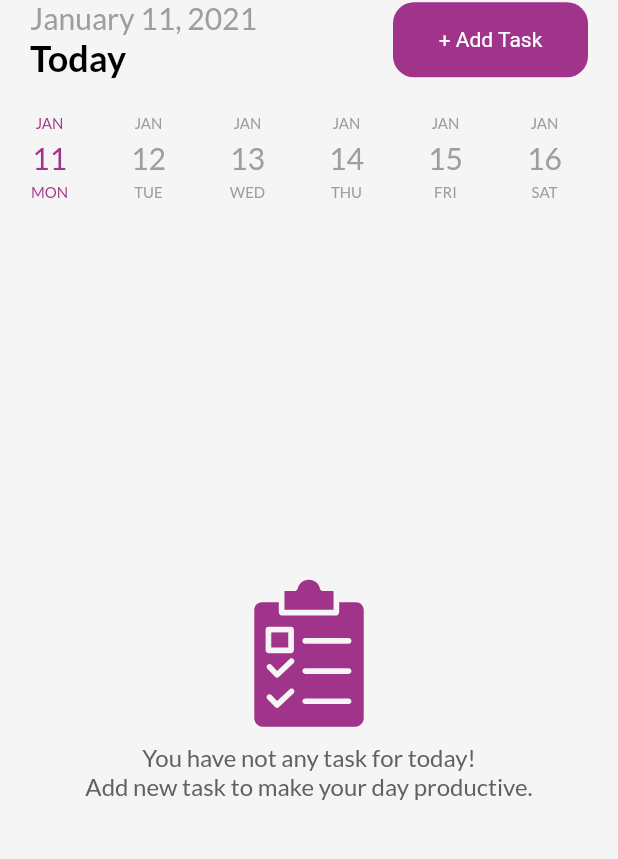
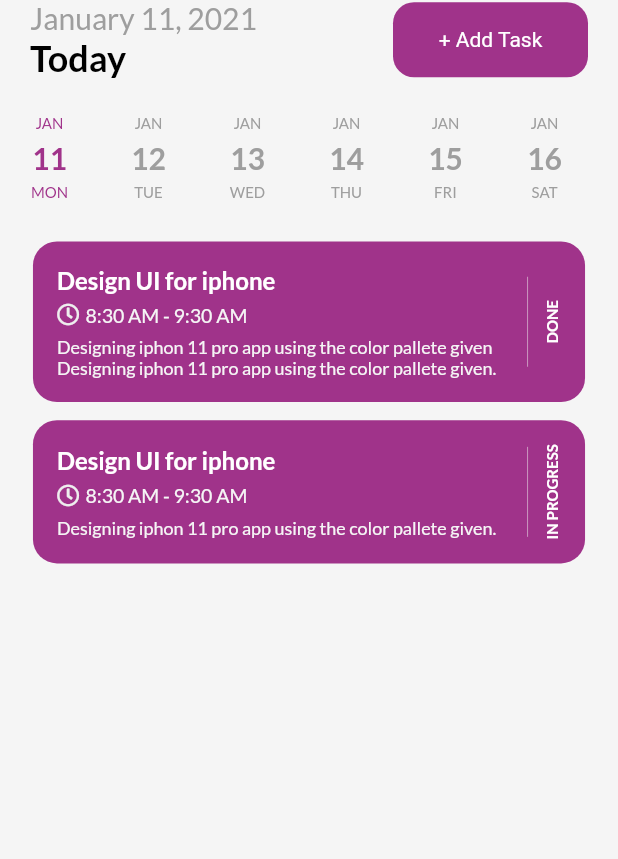
Before and after one commit to iAhmadAmin/task_management, a Flutter app: the screen it shows after launch, on a phone screen of 412 x 824 dp, the part 84-943 px from its top. Run offline on Flutter 3.47's test engine with Material 2 defaults, Android fonts, the phone set to English and light mode, and no system bars; drawn by our look-alikes of date_picker_timeline; our stand-ins replace flutter_icons, flutter_staggered_animations, flutter_svg, get, get_storage, google_fonts and 1 more; accounts and stored records are empty.

```diff
--- /dev/null
+++ b/lib/db/db_helper.dart
@@ -0,0 +1,37 @@
+import 'package:sqflite/sqflite.dart';
+import 'package:task_management/models/task.dart';
+
+class DBHelper {
+  static Database _db;
+  static final int _version = 1;
+  static final String _tableName = 'tasks';
+
+  static Future<void> initDb() async {
+    if (_db != null) {
+      return;
+    }
+    try {
+      String _path = await getDatabasesPath() + 'tasks.db';
+      _db = await openDatabase(
+        _path,
+        version: _version,
+        onCreate: (db, version) {
+          return db.execute(
+            "CREATE TABLE $_tableName(id INTEGER PRIMARY KEY, title STRING, note TEXT)",
+          );
+        },
+      );
+    } catch (e) {
+      print(e);
+    }
+  }
+
+  static Future<int> insert(Task task) async =>
+      await _db.insert(_tableName, task.toJson());
+
+  static Future<int> delete(Task task) async =>
+      await _db.delete(_tableName, where: 'id = ?', whereArgs: [task.id]);
+
+  static Future<List<Map<String, dynamic>>> query() async =>
+      _db.query(_tableName);
+}
--- a/lib/models/task.dart
+++ b/lib/models/task.dart
@@ -1,18 +1,18 @@
-import 'package:flutter/material.dart';
+class Task {
+  int id;
+  String title;
+  String note;
+  bool isCompleted;
+  String date;
+  String startTime;
+  String endTime;
+  int color;
+  String reminderBefore;
+  String repeat;
 
-class Task {
-  final String title;
-  final String note;
-  final bool isCompleted;
-  final DateTime date;
-  final TimeOfDay startTime;
-  final TimeOfDay endTime;
-  final Color color;
-  final DateTime reminderBefore;
-  final DateTime repeat;
-
-  Task(
-      {this.title,
+  Task({
+    this.id,
+    this.title,
     this.note,
     this.isCompleted,
     this.date,
@@ -20,5 +20,33 @@ class Task {
     this.endTime,
     this.color,
     this.reminderBefore,
-      this.repeat});
+    this.repeat,
+  });
+
+  Task.fromJson(Map<String, dynamic> json) {
+    id = json['id'];
+    title = json['title'];
+    note = json['note'];
+    isCompleted = json['isCompleted'];
+    date = json['date'];
+    startTime = json['startTime'];
+    endTime = json['endTime'];
+    color = json['color'];
+    reminderBefore = json['reminderBefore'];
+    repeat = json['repeat'];
   }
+
+  Map<String, dynamic> toJson() {
+    final Map<String, dynamic> data = new Map<String, dynamic>();
+    data['id'] = this.id;
+    data['title'] = this.title;
+    data['note'] = this.note;
+    data['isCompleted'] = this.isCompleted;
+    data['startTime'] = this.startTime;
+    data['endTime'] = this.endTime;
+    data['color'] = this.color;
+    data['reminderBefore'] = this.reminderBefore;
+    data['repeat'] = this.repeat;
+    return data;
+  }
+}
--- a/lib/ui/pages/home_page.dart
+++ b/lib/ui/pages/home_page.dart
@@ -5,6 +5,7 @@ import 'package:flutter_staggered_animations/flutter_staggered_animations.dart';
 import 'package:flutter_svg/svg.dart';
 import 'package:get/get.dart';
 import 'package:google_fonts/google_fonts.dart';
+import 'package:task_management/controllers/task_controller.dart';
 import 'package:task_management/models/task.dart';
 import 'package:task_management/ui/pages/add_task_page.dart';
 import 'package:task_management/ui/size_config.dart';
@@ -19,50 +20,45 @@ class HomePage extends StatefulWidget {
 }
 
 class _HomePageState extends State<HomePage> {
-  String selectedDate;
+  DateTime _selectedDate = DateTime.parse(DateTime.now().toString());
+  final _taskController = Get.put(TaskController());
 
   List<Task> tasks = [
     Task(
       title: "Design UI for iphone",
       //startTime: DateTime.parse("2021-01-07 20:00:00Z"),
       //endTime: DateTime.parse("2021-01-07 22:00:00Z"),
-      startTime: TimeOfDay(hour: 8, minute: 30),
-      endTime: TimeOfDay(hour: 10, minute: 30),
+      startTime: "8:30 AM",
+      endTime: "9:30 AM",
       note:
           "Designing iphon 11 pro app using the color pallete given Designing iphon 11 pro app using the color pallete given.",
-      date: DateTime.parse("2021-01-07"),
-      color: yellowClr,
+      date: "1/11/2021",
+      // color: yellowClr,
       isCompleted: true,
     ),
     Task(
       title: "Design UI for iphone",
       //startTime: DateTime.parse("2021-01-07 20:00:00Z"),
       //endTime: DateTime.parse("2021-01-07 22:00:00Z"),
-      startTime: TimeOfDay(hour: 11, minute: 30),
-      endTime: TimeOfDay(hour: 12, minute: 30),
+      startTime: "8:30 AM",
+      endTime: "9:30 AM",
       note: "Designing iphon 11 pro app using the color pallete given.",
-      date: DateTime.parse("2021-01-07"),
-      color: purpleClr,
+      date: "1/11/2021",
+      //  color: purpleClr,
       isCompleted: false,
     ),
     Task(
       title: "Design UI for iphone",
       //startTime: DateTime.parse("2021-01-07 20:00:00Z"),
       //endTime: DateTime.parse("2021-01-07 22:00:00Z"),
-      startTime: TimeOfDay(hour: 2, minute: 30),
-      endTime: TimeOfDay(hour: 4, minute: 30),
+      startTime: "8:30 AM",
+      endTime: "9:30 AM",
       note: "Designing iphon 11 pro app using.",
-      date: DateTime.parse("2021-01-07"),
-      color: pinkClr,
+      date: "1/12/2021",
+      //  color: pinkClr,
       isCompleted: false,
     ),
   ];
-
-  @override
-  initState() {
-    super.initState();
-    selectedDate = _formatDate(DateTime.now().toString());
-  }
 
   @override
   Widget build(BuildContext context) {
@@ -78,7 +74,7 @@ class _HomePageState extends State<HomePage> {
             height: 12,
           ),
           Expanded(
-            child: _noTaskMsg(),
+            child: _showTasks(),
             //_showTasks(),
           ),
         ],
@@ -98,6 +94,7 @@ class _HomePageState extends State<HomePage> {
         dateTextStyle: GoogleFonts.lato(
           textStyle: TextStyle(
             fontSize: 20.0,
+            fontWeight: FontWeight.w600,
             color: Colors.grey,
           ),
         ),
@@ -117,58 +114,15 @@ class _HomePageState extends State<HomePage> {
 
         onDateChange: (date) {
           // New date selected
+
           setState(
             () {
-              selectedDate = _formatDate(date.toString());
+              _selectedDate = date;
             },
           );
         },
       ),
     );
-  }
-
-  _formatDate(String date) {
-    var dateParse = DateTime.parse(date);
-    String month;
-    switch (dateParse.month) {
-      case 1:
-        month = "January";
-        break;
-      case 2:
-        month = "February";
-        break;
-      case 3:
-        month = "March";
-        break;
-      case 4:
-        month = "April";
-        break;
-      case 5:
-        month = "May";
-        break;
-      case 6:
-        month = "June";
-        break;
-      case 7:
-        month = "July";
-        break;
-      case 8:
-        month = "August";
-        break;
-      case 9:
-        month = "September";
-        break;
-      case 10:
-        month = "October";
-        break;
-      case 11:
-        month = "November";
-        break;
-      case 12:
-        month = "December";
-        break;
-    }
-    return "${dateParse.day.toString()} $month ";
   }
 
   _addTaskBar() {
@@ -229,11 +183,13 @@ class _HomePageState extends State<HomePage> {
   }
 
   _showTasks() {
+    print(_selectedDate.toString());
     return ListView.builder(
         scrollDirection: Axis.vertical,
         itemCount: tasks.length,
         itemBuilder: (context, index) {
           Task task = tasks[index];
+          if (task.date == DateFormat.yMd().format(_selectedDate)) {
             return AnimationConfiguration.staggeredList(
               position: index,
               duration: const Duration(milliseconds: 375),
@@ -249,6 +205,9 @@ class _HomePageState extends State<HomePage> {
                 ),
               ),
             );
+          } else {
+            return Container();
+          }
         });
   }
 
@@ -259,17 +218,21 @@ class _HomePageState extends State<HomePage> {
       children: [
         SvgPicture.asset(
           "images/task.svg",
-          height: 100,
+          color: primaryClr.withOpacity(0.5),
+          height: 90,
           semanticsLabel: 'Task',
         ),
         Padding(
           padding: const EdgeInsets.symmetric(horizontal: 30, vertical: 10),
           child: Text(
-            "You have not any task for today!\nAdd new task to make your day productive.",
+            "You do not have any task for today!\nAdd a new task to make your day productive.",
             textAlign: TextAlign.center,
             style: subTitleTextStle,
           ),
-        )
+        ),
+        SizedBox(
+          height: 80,
+        ),
       ],
     );
   }
--- a/lib/ui/widgets/task_tile.dart
+++ b/lib/ui/widgets/task_tile.dart
@@ -3,6 +3,7 @@ import 'package:flutter_icons/flutter_icons.dart';
 import 'package:google_fonts/google_fonts.dart';
 import 'package:task_management/models/task.dart';
 import 'package:task_management/ui/size_config.dart';
+import 'package:task_management/ui/theme.dart';
 
 class TaskTile extends StatelessWidget {
   final Task task;
@@ -11,25 +12,16 @@ class TaskTile extends StatelessWidget {
   @override
   Widget build(BuildContext context) {
     return Container(
-      padding: EdgeInsets.only(right: getProportionateScreenWidth(20)),
+      padding:
+          EdgeInsets.symmetric(horizontal: getProportionateScreenWidth(20)),
       width: SizeConfig.screenWidth,
       margin: EdgeInsets.only(bottom: getProportionateScreenHeight(12)),
-      child: Row(
-          crossAxisAlignment: CrossAxisAlignment.start,
-          mainAxisAlignment: MainAxisAlignment.spaceBetween,
-          children: [
-            Container(
-              color: Colors.blue,
-              child: Column(
-                children: [],
-              ),
-            ),
-            Container(
+      child: Container(
         padding: EdgeInsets.all(16),
-              width: SizeConfig.screenWidth * 0.78,
+        //  width: SizeConfig.screenWidth * 0.78,
         decoration: BoxDecoration(
           borderRadius: BorderRadius.circular(16),
-                color: task.color,
+          color: task.color ?? purpleClr,
         ),
         child: Row(children: [
           Expanded(
@@ -58,10 +50,10 @@ class TaskTile extends StatelessWidget {
                     ),
                     SizedBox(width: 4),
                     Text(
-                            "${task.startTime.format(context)} - ${task.endTime.format(context)}",
+                      "${task.startTime} - ${task.endTime}",
                       style: GoogleFonts.lato(
-                              textStyle: TextStyle(
-                                  fontSize: 13, color: Colors.grey[100]),
+                        textStyle:
+                            TextStyle(fontSize: 13, color: Colors.grey[100]),
                       ),
                     ),
                   ],
@@ -70,8 +62,7 @@ class TaskTile extends StatelessWidget {
                 Text(
                   task.note,
                   style: GoogleFonts.lato(
-                          textStyle:
-                              TextStyle(fontSize: 12, color: Colors.grey[100]),
+                    textStyle: TextStyle(fontSize: 12, color: Colors.grey[100]),
                   ),
                 ),
               ],
@@ -97,9 +88,6 @@ class TaskTile extends StatelessWidget {
           ),
         ]),
       ),
-          ]),
     );
   }
-
-
 }
--- a/pubspec.yaml
+++ b/pubspec.yaml
@@ -19,6 +19,7 @@ dependencies:
   get_storage: ^1.4.0
   google_fonts: ^1.1.1
   flutter_svg: ^0.19.1
+  sqflite: ^1.3.2+2
 
 dev_dependencies:
   flutter_test:
```
Also changed, not shown: lib/controllers/task_controller.dart (added, +23 -0 lines), lib/ui/pages/add_task_page.dart (+62 -29 lines), pubspec.lock. Lines whose indentation alone changed are shown as unchanged.
